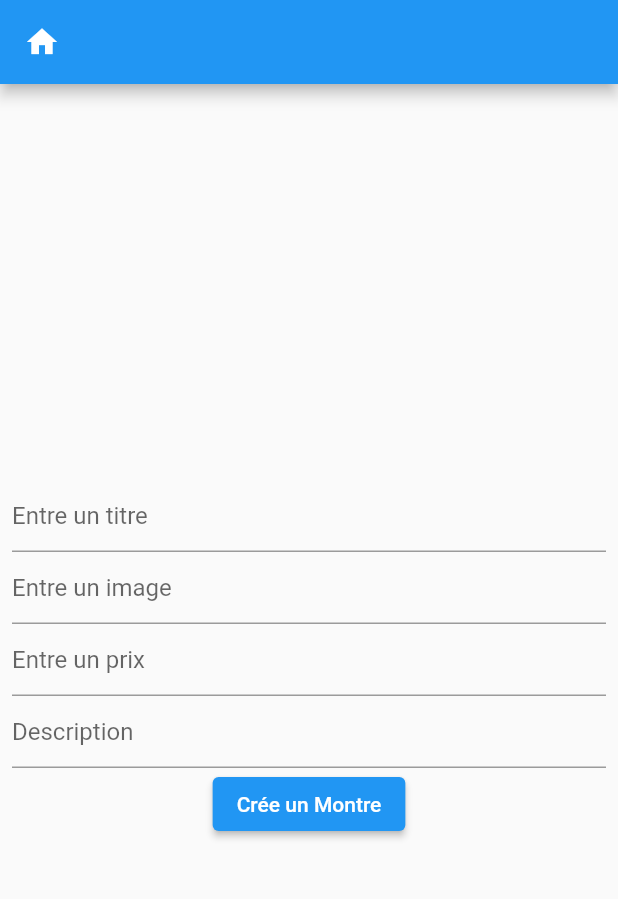
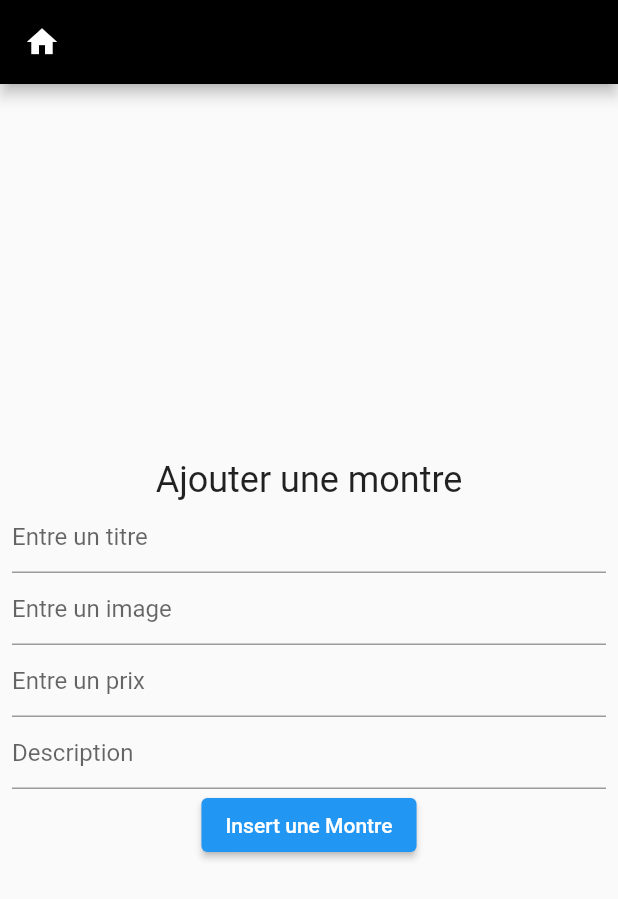
Before and after one commit to maxencelgy/montre-app, a Flutter app: the screen it shows after launch, after a tap on the "add box" icon, on a phone screen of 412 x 824 dp. Shown: the top 899 px of the screen. Run offline on Flutter 3.47's test engine with Material 2 defaults, Android fonts, the phone set to English and light mode, and no system bars; network calls fail.

Commit message:
Cleaning Code + ajout de mon API

```diff
--- a/lib/form.dart
+++ b/lib/form.dart
@@ -10,7 +10,7 @@ Future<Montre> createMontre(
     String title, String image, String prix, String description) async {
   final response = await http.post(
       Uri.parse(
-          'https://my-json-server.typicode.com/AntoineBrevet/MontresJson/montres'),
+          'https://my-json-server.typicode.com/maxencelgy/my-json-montres/montres/'),
       headers: <String, String>{
         'Content-Type': 'application/json; charset=UTF-8'
       },
@@ -50,6 +50,7 @@ class _FormWidgetState extends State<FormWidget> {
       ),
       home: Scaffold(
         appBar: AppBar(
+          backgroundColor: Colors.black,
           leading: IconButton(
             icon: const Icon(Icons.home),
             onPressed: () {
@@ -62,6 +63,7 @@ class _FormWidgetState extends State<FormWidget> {
           alignment: Alignment.center,
           padding: const EdgeInsets.all(8),
           child: (_futureMontre == null) ? buildColumn() : buildFutureBuilder(),
+
         ),
       ),
     );
@@ -71,6 +73,10 @@ class _FormWidgetState extends State<FormWidget> {
     return Column(
       mainAxisAlignment: MainAxisAlignment.center,
       children: <Widget>[
+        Text(
+          'Ajouter une montre',
+          style: TextStyle(fontSize: 24),
+        ),
         TextField(
           controller: _controller_title,
           decoration: const InputDecoration(hintText: 'Entre un titre'),
@@ -98,7 +104,7 @@ class _FormWidgetState extends State<FormWidget> {
                         _controller_description.text);
                   })
                 },
-            child: const Text('Crée un Montre'))
+            child: const Text('Insert une Montre'))
       ],
     );
   }
--- a/lib/main.dart
+++ b/lib/main.dart
@@ -1,5 +1,4 @@
 import 'dart:convert';
-
 import 'package:call_api/form.dart';
 import 'package:flutter/foundation.dart';
 import 'package:flutter/material.dart';
@@ -15,8 +14,10 @@ List<Montre> parseMontres(String responseBody) {
   return parsed.map<Montre>((json) => Montre.fromJson(json)).toList();
 }
 
+// Request to get all montres
 Future<List<Montre>> fetchAllMontre() async {
-  final response = await http.get(Uri.parse('https://my-json-server.typicode.com/AntoineBrevet/MontresJson/montres'));
+  final response = await http.get(Uri.parse(
+      'https://my-json-server.typicode.com/maxencelgy/my-json-montres/montres/'));
   if (response.statusCode == 200) {
     return compute(parseMontres, response.body);
   } else {
@@ -24,15 +25,16 @@ Future<List<Montre>> fetchAllMontre() async {
   }
 }
 
+// Request to get one montre
 Future<Montre> fetchMontre() async {
-  final response = await http.get(Uri.parse('https://my-json-server.typicode.com/AntoineBrevet/MontresJson/montres/1'));
+  final response = await http.get(Uri.parse(
+      'https://my-json-server.typicode.com/maxencelgy/my-json-montres/montres//1'));
   if (response.statusCode == 200) {
     return Montre.fromJson(jsonDecode(response.body));
   } else {
     throw Exception('J\'ai pas reussi frère ');
   }
 }
-
 
 class MyApp extends StatelessWidget {
   const MyApp({Key? key}) : super(key: key);
@@ -41,7 +43,7 @@ class MyApp extends StatelessWidget {
   @override
   Widget build(BuildContext context) {
     return MaterialApp(
-      title: 'Flutter Demo',
+      title: 'Les montres',
       theme: ThemeData(
         primarySwatch: Colors.blue,
       ),
@@ -52,36 +54,36 @@ class MyApp extends StatelessWidget {
 
 class MyHomePage extends StatefulWidget {
   const MyHomePage({Key? key, required this.title}) : super(key: key);
-
   final String title;
-
   @override
   State<MyHomePage> createState() => _MyHomePageState();
 }
 
+// La Home Page qui affiche la liste des montres
 class _MyHomePageState extends State<MyHomePage> {
   late Future<Montre> futureMontre;
-
   @override
   void initState() {
     super.initState();
     futureMontre = fetchMontre();
   }
-
   @override
   Widget build(BuildContext context) {
     return Scaffold(
         appBar: AppBar(
-        leading:
-        GestureDetector(
-          onTap: (){
-            Navigator.push(context, MaterialPageRoute(builder: (context) => const FormWidget()),);
+          leading: GestureDetector(
+            onTap: () {
+              Navigator.push(
+                context,
+                MaterialPageRoute(builder: (context) => const FormWidget()),
+              );
             },
             child: const Icon(
               Icons.add_box_outlined,
             ),
           ),
           title: Text(widget.title),
+          backgroundColor: Colors.black,
         ),
         body: Center(
           child: FutureBuilder<List<Montre>>(
@@ -92,7 +94,15 @@ class _MyHomePageState extends State<MyHomePage> {
                   child: Text('J\'ai pas reussi frère'),
                 );
               } else if (snapshot.hasData) {
-              return MontreList(montre: snapshot.data!);
+                return GridView.count(
+                  crossAxisCount: 2, // Nombre de colonnes
+                  children: List.generate(
+                    snapshot.data!.length,
+                    (index) {
+                      return MontreTile(montre: snapshot.data![index]);
+                    },
+                  ),
+                );
               } else {
                 return const Center(
                   child: CircularProgressIndicator(),
@@ -100,27 +110,39 @@ class _MyHomePageState extends State<MyHomePage> {
               }
             },
           ),
-      ),
-    );
+        ));
   }
 }
-class MontreDetailView extends StatelessWidget {
-  const MontreDetailView({required this.montre});
+
+// Une card pour la gridview en dessous
+class MontreTile extends StatelessWidget {
+  const MontreTile({required this.montre});
 
   final Montre montre;
 
   @override
   Widget build(BuildContext context) {
-    return Scaffold(
-      appBar: AppBar(
-        title: Text(montre.title),
+    return GestureDetector(
+      onTap: () {
+        Navigator.push(
+          context,
+          MaterialPageRoute(
+            builder: (context) => MontreDetailView(montre: montre),
           ),
-      body: SingleChildScrollView(
+        );
+      },
+      child: Card(
         child: Column(
+          mainAxisAlignment: MainAxisAlignment.spaceEvenly,
           children: <Widget>[
-            Image.network(montre.image),
-            Text(montre.price),
-            Text(montre.description),
+            Image.network(
+              montre.image,
+              fit: BoxFit.fitWidth,
+            ),
+            Text(
+              montre.title,
+              style: TextStyle(fontWeight: FontWeight.bold),
+            ),
           ],
         ),
       ),
@@ -128,10 +150,9 @@ class MontreDetailView extends StatelessWidget {
   }
 }
 
-
+// La gridview en dessous
 class MontreList extends StatelessWidget {
   const MontreList({required this.montre});
-
   final List<Montre> montre;
 
   @override
@@ -148,17 +169,65 @@ class MontreList extends StatelessWidget {
               mainAxisAlignment: MainAxisAlignment.center,
               children: <Widget>[
                 Text(montre[index].title), // Titre de la montre
-                Text(montre[index].price), // Prix de la montre
+                Text(montre[index].price.toString()), // Prix de la montre
                 Image.network(montre[index].image), // Image de la montre
               ],
             ),
           ),
           onTap: () {
             // Lorsque l'utilisateur appuie sur la carte, naviguez vers la vue détaillée de la montre
-            Navigator.push(context, MaterialPageRoute(builder: (context) => MontreDetailView(montre: montre[index])),);
+            Navigator.push(
+              context,
+              MaterialPageRoute(
+                  builder: (context) =>
+                      MontreDetailView(montre: montre[index])),
+            );
           },
         );
       },
     );
   }
 }
+
+// La page de détail de la montre
+class MontreDetailView extends StatelessWidget {
+  const MontreDetailView({required this.montre});
+
+  final Montre montre;
+
+  @override
+  Widget build(BuildContext context) {
+    return Scaffold(
+      appBar: AppBar(
+        backgroundColor: Colors.black,
+        title: Text(montre.title),
+      ),
+
+        body: SingleChildScrollView(
+          child: Column(
+            children: <Widget>[
+              Image.network(montre.image),
+              Text(
+                montre.title,
+                style: const TextStyle(
+                  fontWeight: FontWeight.bold,
+                  fontSize: 20,
+                  height: 2,
+                ),
+              ),
+              // Afficher le prix
+              Text(
+                "Prix : " + montre.price.toString() + '€',
+                style: const TextStyle(
+                  fontWeight: FontWeight.bold,
+                  fontSize: 20,
+                  height: 2,
+                ),
+              ),
+              Text('Description: ${montre.description}'),
+            ],
+          ),
+        ),
+    );
+  }
+}
--- a/lib/model/montre.dart
+++ b/lib/model/montre.dart
@@ -1,7 +1,7 @@
 class Montre {
   final String title;
   final String image;
-  final String price;
+  final int price;
   final String description;
 
   const Montre({required this.title, required this.image, required this.price, required this.description});
@@ -10,7 +10,7 @@ class Montre {
     return Montre(
         title: json['title'],
         image: json['image'],
-        price: json['image'],
+        price: json['price'],
         description: json['description'],
     );
   }
```
Lines whose indentation alone changed are shown as unchanged.
